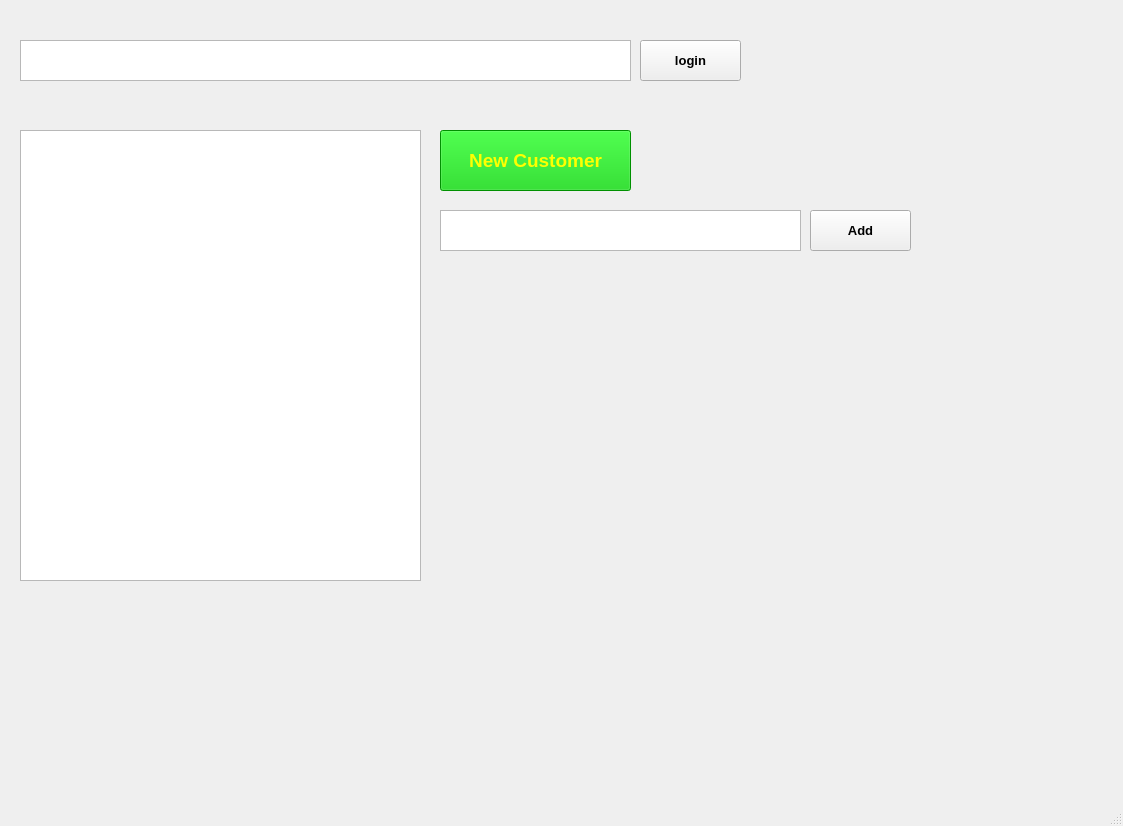
Above: MainGUI_0.ui from jayd1860/ProjectDocsShare before the change. Below: the same form after it.
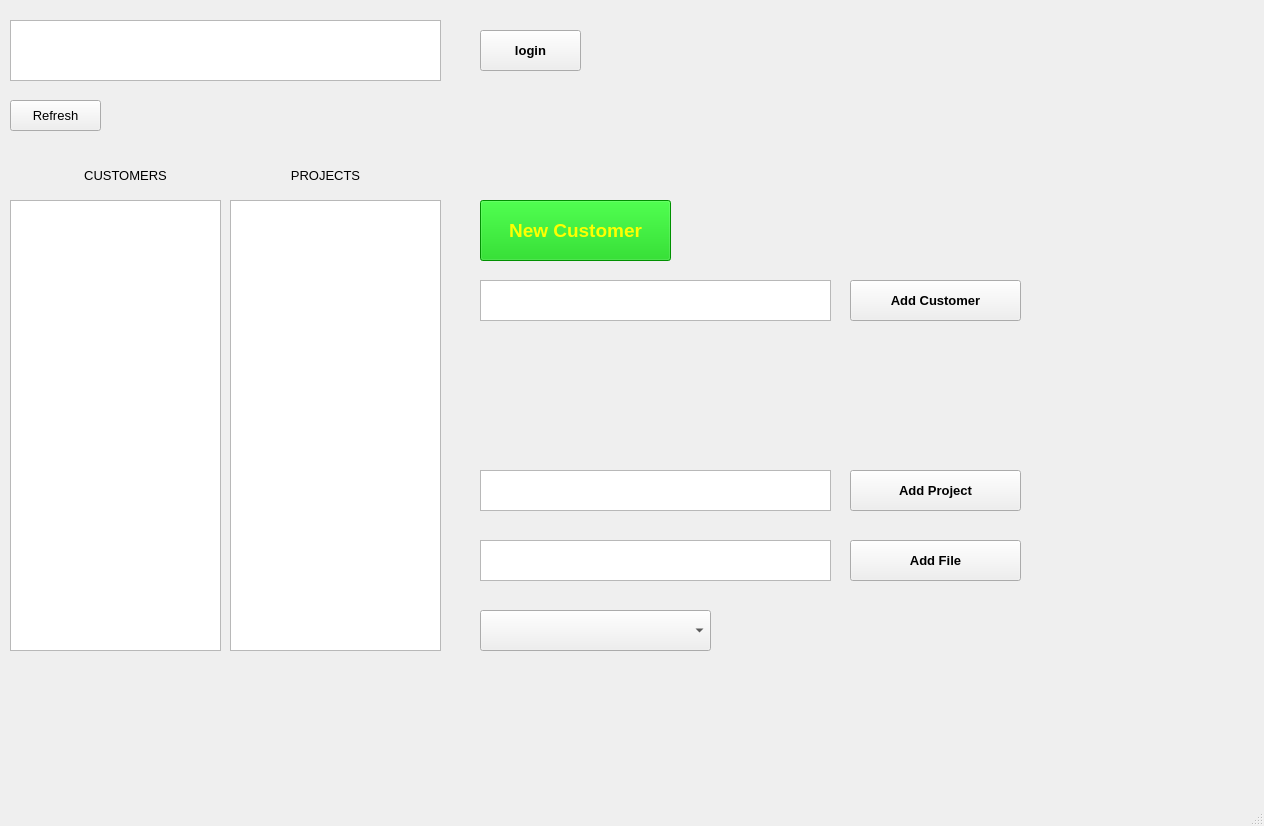
That is the form after the change.

The edit to the form file:
```diff
--- a/MainGUI_0.ui
+++ b/MainGUI_0.ui
@@ -6,7 +6,7 @@
    <rect>
     <x>0</x>
     <y>0</y>
-    <width>1123</width>
+    <width>1264</width>
     <height>826</height>
    </rect>
   </property>
@@ -17,9 +17,9 @@
    <widget class="QListWidget" name="listWidgetCustomerList">
     <property name="geometry">
      <rect>
-      <x>20</x>
-      <y>130</y>
-      <width>401</width>
+      <x>10</x>
+      <y>200</y>
+      <width>211</width>
       <height>451</height>
      </rect>
     </property>
@@ -34,8 +34,8 @@
    <widget class="QPushButton" name="pushButtonNewCustomer">
     <property name="geometry">
      <rect>
-      <x>440</x>
-      <y>130</y>
+      <x>480</x>
+      <y>200</y>
       <width>191</width>
       <height>61</height>
      </rect>
@@ -70,9 +70,9 @@
    <widget class="QPlainTextEdit" name="plainTextEditNewCustomer">
     <property name="geometry">
      <rect>
-      <x>440</x>
-      <y>210</y>
-      <width>361</width>
+      <x>480</x>
+      <y>280</y>
+      <width>351</width>
       <height>41</height>
      </rect>
     </property>
@@ -85,10 +85,10 @@
    <widget class="QPlainTextEdit" name="plainTextEditAuthenticationKey">
     <property name="geometry">
      <rect>
-      <x>20</x>
-      <y>40</y>
-      <width>611</width>
-      <height>41</height>
+      <x>10</x>
+      <y>20</y>
+      <width>431</width>
+      <height>61</height>
      </rect>
     </property>
     <property name="font">
@@ -100,8 +100,8 @@
    <widget class="QPushButton" name="pushButtonLogin">
     <property name="geometry">
      <rect>
-      <x>640</x>
-      <y>40</y>
+      <x>480</x>
+      <y>30</y>
       <width>101</width>
       <height>41</height>
      </rect>
@@ -133,9 +133,9 @@
    <widget class="QPushButton" name="pushButtonAddNewCustomer">
     <property name="geometry">
      <rect>
-      <x>810</x>
-      <y>210</y>
-      <width>101</width>
+      <x>850</x>
+      <y>280</y>
+      <width>171</width>
       <height>41</height>
      </rect>
     </property>
@@ -154,7 +154,7 @@
      <string notr="true"/>
     </property>
     <property name="text">
-     <string>Add</string>
+     <string>Add Customer</string>
     </property>
     <property name="checkable">
      <bool>true</bool>
@@ -163,6 +163,189 @@
      <bool>false</bool>
     </property>
    </widget>
+   <widget class="QPushButton" name="pushButtonAddProject">
+    <property name="geometry">
+     <rect>
+      <x>850</x>
+      <y>470</y>
+      <width>171</width>
+      <height>41</height>
+     </rect>
+    </property>
+    <property name="font">
+     <font>
+      <pointsize>10</pointsize>
+      <weight>75</weight>
+      <bold>true</bold>
+      <kerning>false</kerning>
+     </font>
+    </property>
+    <property name="focusPolicy">
+     <enum>Qt::StrongFocus</enum>
+    </property>
+    <property name="styleSheet">
+     <string notr="true"/>
+    </property>
+    <property name="text">
+     <string>Add Project</string>
+    </property>
+    <property name="checkable">
+     <bool>true</bool>
+    </property>
+    <property name="flat">
+     <bool>false</bool>
+    </property>
+   </widget>
+   <widget class="QPlainTextEdit" name="plainTextEditNewProjectName">
+    <property name="geometry">
+     <rect>
+      <x>480</x>
+      <y>470</y>
+      <width>351</width>
+      <height>41</height>
+     </rect>
+    </property>
+    <property name="font">
+     <font>
+      <pointsize>10</pointsize>
+     </font>
+    </property>
+   </widget>
+   <widget class="QPushButton" name="pushButtonAddFile">
+    <property name="geometry">
+     <rect>
+      <x>850</x>
+      <y>540</y>
+      <width>171</width>
+      <height>41</height>
+     </rect>
+    </property>
+    <property name="font">
+     <font>
+      <pointsize>10</pointsize>
+      <weight>75</weight>
+      <bold>true</bold>
+      <kerning>false</kerning>
+     </font>
+    </property>
+    <property name="focusPolicy">
+     <enum>Qt::StrongFocus</enum>
+    </property>
+    <property name="styleSheet">
+     <string notr="true"/>
+    </property>
+    <property name="text">
+     <string>Add File</string>
+    </property>
+    <property name="checkable">
+     <bool>true</bool>
+    </property>
+    <property name="flat">
+     <bool>false</bool>
+    </property>
+   </widget>
+   <widget class="QPlainTextEdit" name="plainTextEditNewFileName">
+    <property name="geometry">
+     <rect>
+      <x>480</x>
+      <y>540</y>
+      <width>351</width>
+      <height>41</height>
+     </rect>
+    </property>
+    <property name="font">
+     <font>
+      <pointsize>10</pointsize>
+     </font>
+    </property>
+   </widget>
+   <widget class="QComboBox" name="comboBoxFileType">
+    <property name="geometry">
+     <rect>
+      <x>480</x>
+      <y>610</y>
+      <width>231</width>
+      <height>41</height>
+     </rect>
+    </property>
+   </widget>
+   <widget class="QListWidget" name="listWidgetProjectList">
+    <property name="geometry">
+     <rect>
+      <x>230</x>
+      <y>200</y>
+      <width>211</width>
+      <height>451</height>
+     </rect>
+    </property>
+    <property name="font">
+     <font>
+      <pointsize>10</pointsize>
+      <weight>75</weight>
+      <bold>true</bold>
+     </font>
+    </property>
+   </widget>
+   <widget class="QLabel" name="labelCustomers">
+    <property name="geometry">
+     <rect>
+      <x>60</x>
+      <y>160</y>
+      <width>131</width>
+      <height>31</height>
+     </rect>
+    </property>
+    <property name="font">
+     <font>
+      <pointsize>10</pointsize>
+     </font>
+    </property>
+    <property name="text">
+     <string>CUSTOMERS</string>
+    </property>
+    <property name="alignment">
+     <set>Qt::AlignCenter</set>
+    </property>
+   </widget>
+   <widget class="QLabel" name="labelProjects">
+    <property name="geometry">
+     <rect>
+      <x>260</x>
+      <y>160</y>
+      <width>131</width>
+      <height>31</height>
+     </rect>
+    </property>
+    <property name="font">
+     <font>
+      <pointsize>10</pointsize>
+     </font>
+    </property>
+    <property name="text">
+     <string>PROJECTS</string>
+    </property>
+    <property name="alignment">
+     <set>Qt::AlignCenter</set>
+    </property>
+   </widget>
+   <widget class="QPushButton" name="pushButtonRefresh">
+    <property name="geometry">
+     <rect>
+      <x>10</x>
+      <y>100</y>
+      <width>91</width>
+      <height>31</height>
+     </rect>
+    </property>
+    <property name="font">
+     <font>
+      <pointsize>10</pointsize>
+     </font>
+    </property>
+    <property name="text">
+     <string>Refresh</string>
+    </property>
+   </widget>
   </widget>
   <widget class="QMenuBar" name="menubar">
    <property name="geometry">
```
Left out of the diff: 6 changed lines with no effect on the pictures.
